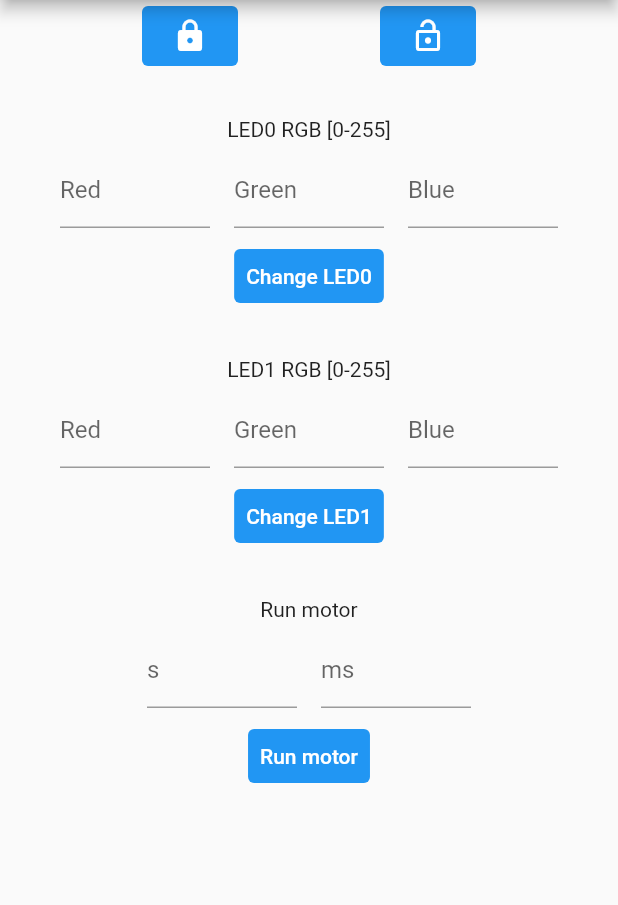
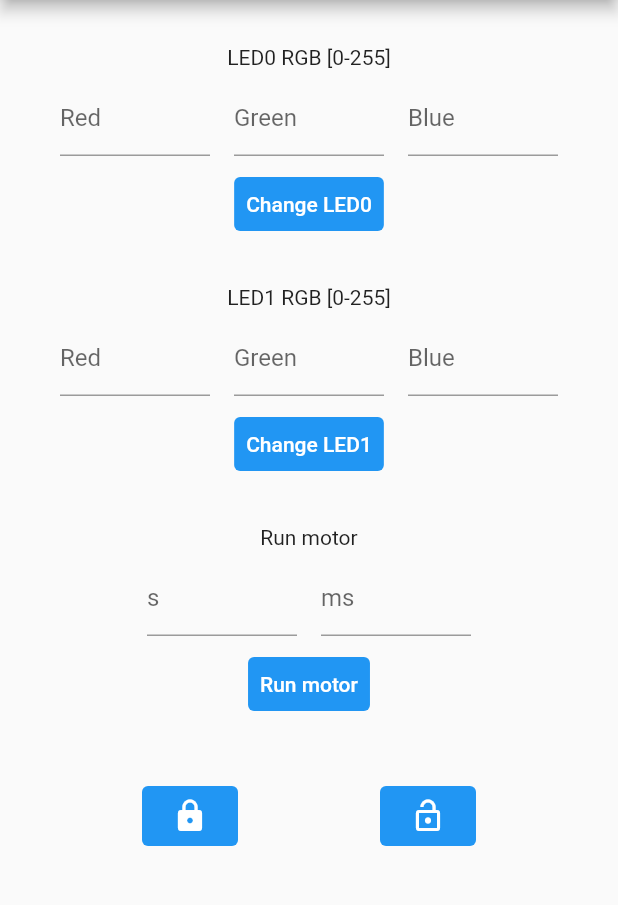
Before and after one commit to gapizaver/smartsharp-mobile-app, a Flutter app: the screen it shows after launch, on a phone screen of 412 x 824 dp, the part 84-989 px from its top. Run offline on Flutter 3.47's test engine with Material 2 defaults, Android fonts, the light colour scheme and no system bars.

Commit message:
lock & unlock buttons moved to the bottom

```diff
--- a/lib/main.dart
+++ b/lib/main.dart
@@ -37,21 +37,23 @@ class _MyScaffoldState extends State<MyScaffold> {
     return Scaffold(
       appBar: AppBar(title: const Text('Smartsharp')),
       body: Column(children: [
-        // lock, unlock row
-        Row(
-          mainAxisAlignment: MainAxisAlignment.spaceEvenly,
-          children: const [
-            LockButton(),
-            UnlockButton(),
-          ],
-        ),
         // LED0 form input
         const LedInputWidget(ledId: 0),
         // LED1 form input
         const LedInputWidget(ledId: 1),
         // run motor input
         const MotorInputWidget(),
-      ]),
+        Container(
+          padding: const EdgeInsets.symmetric(vertical: 40.0),
+          child: Row(
+            mainAxisAlignment: MainAxisAlignment.spaceEvenly,
+            children: const [
+              LockButton(),
+              UnlockButton(),
+            ],
+          ),
+        ),
+      ]), // lock, unlock row
     );
   }
 }
```
